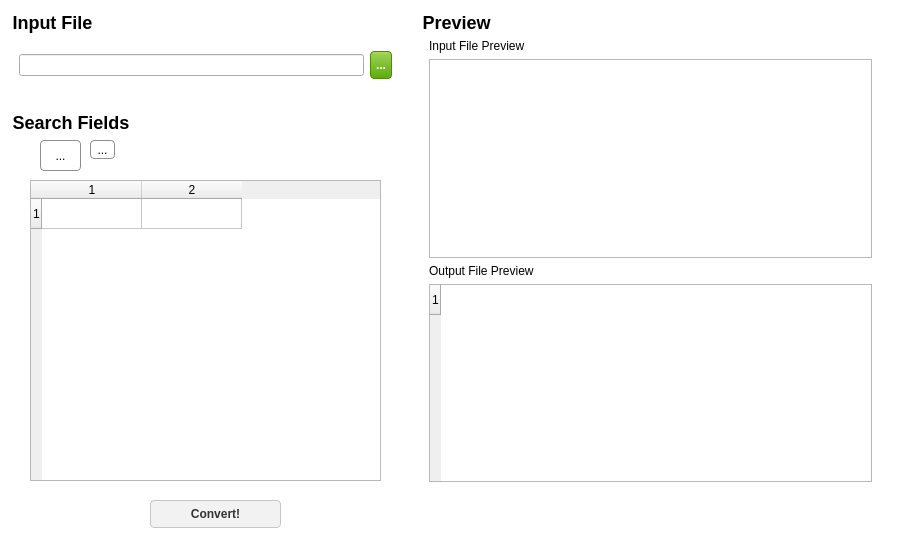
Qt form mainwindow.ui (SecondReality/FieldStripper) before a commit.
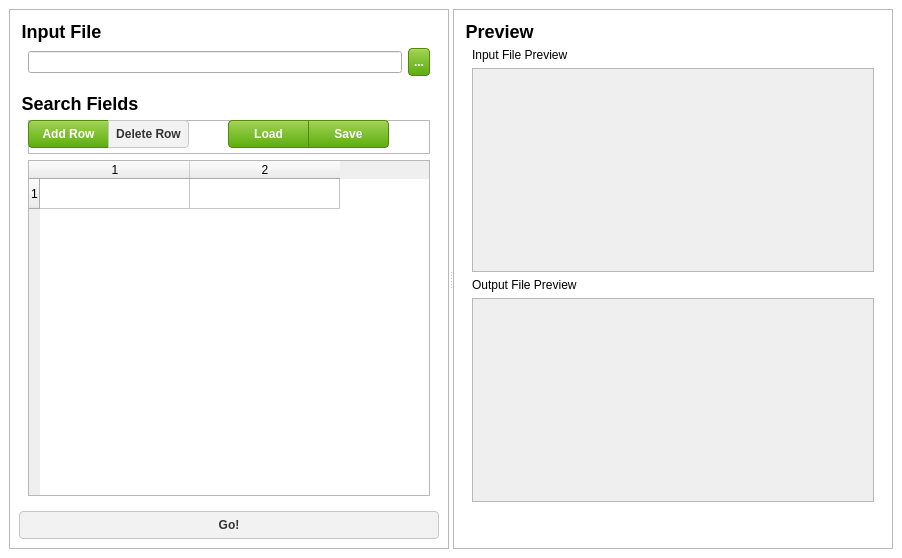
The same form after that commit. Icons and pictures are not drawn.

Commit message: Large UI updated. UI now resizes properly. A splitter separates the two halves. Delete Row, Load and Save buttons have been added to the Search Fields section. Fixed a bug in PreviewHighlighter. Buttons in search fields section have had their icons removed.

What changed in the file:
```diff
--- a/mainwindow.ui
+++ b/mainwindow.ui
@@ -22,7 +22,7 @@
 background-color: white;
 }
 
-QPushButton
+QPushButton, QToolButton
 {
 color: white; 
 background-color: QLinearGradient( x1: 0, y1: 1, x2: 0, y2: 0, stop: 0 #5BAD0B, stop: 0.9 #9BCF50, stop: 1 #B5E553);
@@ -39,7 +39,7 @@
 max-height: 20px;
 }
 
-QPushButton:disabled
+QPushButton:disabled, QToolButton:disabled
 {
 	background-color: #F2F2F2;
     border-color: #C6C6C6;
@@ -57,165 +57,279 @@
  QGroupBox::title
 {
 
-}
-
-QToolButton
-{
- border: 1px solid #8f8f91;
-border-radius: 4;
-
 }</string>
   </property>
   <widget class="QWidget" name="centralwidget">
-   <widget class="QGroupBox" name="groupBox">
-    <property name="geometry">
-     <rect>
-      <x>420</x>
-      <y>10</y>
-      <width>461</width>
-      <height>481</height>
-     </rect>
-    </property>
-    <property name="title">
-     <string>Preview</string>
-    </property>
-    <layout class="QVBoxLayout" name="verticalLayout">
-     <item>
-      <widget class="QLabel" name="label">
-       <property name="text">
-        <string>Input File Preview</string>
+   <layout class="QVBoxLayout" name="verticalLayout_3">
+    <item>
+     <widget class="QSplitter" name="splitter">
+      <property name="orientation">
+       <enum>Qt::Horizontal</enum>
+      </property>
+      <widget class="QFrame" name="frame">
+       <property name="frameShape">
+        <enum>QFrame::StyledPanel</enum>
        </property>
-      </widget>
-     </item>
-     <item>
-      <widget class="QTextEdit" name="inputPreview"/>
-     </item>
-     <item>
-      <widget class="QLabel" name="label_2">
-       <property name="text">
-        <string>Output File Preview</string>
+       <property name="frameShadow">
+        <enum>QFrame::Raised</enum>
        </property>
+       <layout class="QVBoxLayout" name="verticalLayout_2">
+        <item>
+         <widget class="QGroupBox" name="groupBox_2">
+          <property name="maximumSize">
+           <size>
+            <width>16777215</width>
+            <height>75</height>
+           </size>
+          </property>
+          <property name="title">
+           <string>Input File</string>
+          </property>
+          <layout class="QHBoxLayout" name="horizontalLayout">
+           <item>
+            <widget class="QLineEdit" name="inputFilePathEdit">
+             <property name="minimumSize">
+              <size>
+               <width>0</width>
+               <height>20</height>
+              </size>
+             </property>
+             <property name="sizeIncrement">
+              <size>
+               <width>0</width>
+               <height>0</height>
+              </size>
+             </property>
+            </widget>
+           </item>
+           <item>
+            <widget class="QPushButton" name="inputFileBrowseButton">
+             <property name="enabled">
+              <bool>true</bool>
+             </property>
+             <property name="text">
+              <string>...</string>
+             </property>
+            </widget>
+           </item>
+          </layout>
+         </widget>
+        </item>
+        <item>
+         <widget class="QGroupBox" name="groupBox_3">
+          <property name="title">
+           <string>Search Fields</string>
+          </property>
+          <layout class="QVBoxLayout" name="verticalLayout_5">
+           <item>
+            <widget class="QFrame" name="frame_2">
+             <property name="minimumSize">
+              <size>
+               <width>0</width>
+               <height>34</height>
+              </size>
+             </property>
+             <property name="frameShape">
+              <enum>QFrame::StyledPanel</enum>
+             </property>
+             <property name="frameShadow">
+              <enum>QFrame::Raised</enum>
+             </property>
+             <widget class="QToolButton" name="addRowButton">
+              <property name="geometry">
+               <rect>
+                <x>0</x>
+                <y>0</y>
+                <width>81</width>
+                <height>28</height>
+               </rect>
+              </property>
+              <property name="toolTip">
+               <string>Add a new search field</string>
+              </property>
+              <property name="styleSheet">
+               <string notr="true">border-top-right-radius: 0px;
+border-bottom-right-radius: 0px;</string>
+              </property>
+              <property name="text">
+               <string>Add Row</string>
+              </property>
+             </widget>
+             <widget class="QToolButton" name="deleteRowButton">
+              <property name="enabled">
+               <bool>false</bool>
+              </property>
+              <property name="geometry">
+               <rect>
+                <x>80</x>
+                <y>0</y>
+                <width>81</width>
+                <height>28</height>
+               </rect>
+              </property>
+              <property name="styleSheet">
+               <string notr="true">border-top-left-radius: 0px;
+border-bottom-left-radius: 0px;</string>
+              </property>
+              <property name="text">
+               <string>Delete Row</string>
+              </property>
+             </widget>
+             <widget class="QToolButton" name="loadButton">
+              <property name="geometry">
+               <rect>
+                <x>200</x>
+                <y>0</y>
+                <width>81</width>
+                <height>28</height>
+               </rect>
+              </property>
+              <property name="toolTip">
+               <string>Add a new search field</string>
+              </property>
+              <property name="styleSheet">
+               <string notr="true">border-top-right-radius: 0px;
+border-bottom-right-radius: 0px;</string>
+              </property>
+              <property name="text">
+               <string>Load</string>
+              </property>
+             </widget>
+             <widget class="QToolButton" name="saveButton">
+              <property name="geometry">
+               <rect>
+                <x>280</x>
+                <y>0</y>
+                <width>81</width>
+                <height>28</height>
+               </rect>
+              </property>
+              <property name="styleSheet">
+               <string notr="true">border-top-left-radius: 0px;
+border-bottom-left-radius: 0px;</string>
+              </property>
+              <property name="text">
+               <string>Save</string>
+              </property>
+             </widget>
+            </widget>
+           </item>
+           <item>
+            <widget class="QTableWidget" name="searchFieldsTable">
+             <property name="rowCount">
+              <number>1</number>
+             </property>
+             <property name="columnCount">
+              <number>2</number>
+             </property>
+             <attribute name="horizontalHeaderDefaultSectionSize">
+              <number>150</number>
+             </attribute>
+             <row/>
+             <column/>
+             <column/>
+            </widget>
+           </item>
+          </layout>
+         </widget>
+        </item>
+        <item>
+         <widget class="QPushButton" name="convertButton">
+          <property name="enabled">
+           <bool>false</bool>
+          </property>
+          <property name="layoutDirection">
+           <enum>Qt::LeftToRight</enum>
+          </property>
+          <property name="text">
+           <string>Go!</string>
+          </property>
+          <property name="icon">
+           <iconset resource="resources.qrc">
+            <normaloff>:/graphics/Select.png</normaloff>:/graphics/Select.png</iconset>
+          </property>
+          <property name="checkable">
+           <bool>false</bool>
+          </property>
+         </widget>
+        </item>
+       </layout>
       </widget>
-     </item>
-     <item>
-      <widget class="QTableWidget" name="outputPreview">
-       <property name="rowCount">
-        <number>1</number>
+      <widget class="QFrame" name="frame_3">
+       <property name="frameShape">
+        <enum>QFrame::StyledPanel</enum>
        </property>
-       <attribute name="verticalHeaderVisible">
-        <bool>true</bool>
-       </attribute>
-       <row/>
-      </widget>
-     </item>
-    </layout>
-   </widget>
-   <widget class="QPushButton" name="convertButton">
-    <property name="enabled">
-     <bool>false</bool>
-    </property>
-    <property name="geometry">
-     <rect>
-      <x>150</x>
-      <y>500</y>
-      <width>131</width>
-      <height>28</height>
-     </rect>
-    </property>
-    <property name="text">
-     <string>Convert!</string>
-    </property>
-   </widget>
-   <widget class="QGroupBox" name="groupBox_2">
-    <property name="geometry">
-     <rect>
-      <x>10</x>
-      <y>10</y>
-      <width>391</width>
-      <height>91</height>
-     </rect>
-    </property>
-    <property name="title">
-     <string>Input File</string>
-    </property>
-    <layout class="QHBoxLayout" name="horizontalLayout">
-     <item>
-      <widget class="QLineEdit" name="inputFilePathEdit"/>
-     </item>
-     <item>
-      <widget class="QPushButton" name="inputFileBrowseButton">
-       <property name="text">
-        <string>...</string>
+       <property name="frameShadow">
+        <enum>QFrame::Raised</enum>
        </property>
+       <layout class="QVBoxLayout" name="verticalLayout">
+        <item>
+         <widget class="QGroupBox" name="groupBox">
+          <property name="title">
+           <string>Preview</string>
+          </property>
+          <layout class="QVBoxLayout" name="verticalLayout_4">
+           <item>
+            <widget class="QLabel" name="label">
+             <property name="text">
+              <string>Input File Preview</string>
+             </property>
+            </widget>
+           </item>
+           <item>
+            <widget class="QTextEdit" name="inputPreview">
+             <property name="enabled">
+              <bool>false</bool>
+             </property>
+             <property name="readOnly">
+              <bool>true</bool>
+             </property>
+            </widget>
+           </item>
+           <item>
+            <widget class="QLabel" name="label_2">
+             <property name="text">
+              <string>Output File Preview</string>
+             </property>
+            </widget>
+           </item>
+           <item>
+            <widget class="QTableWidget" name="outputPreview">
+             <property name="enabled">
+              <bool>false</bool>
+             </property>
+             <property name="rowCount">
+              <number>0</number>
+             </property>
+             <attribute name="verticalHeaderVisible">
+              <bool>true</bool>
+             </attribute>
+            </widget>
+           </item>
+           <item>
+            <spacer name="verticalSpacer">
+             <property name="orientation">
+              <enum>Qt::Vertical</enum>
+             </property>
+             <property name="sizeType">
+              <enum>QSizePolicy::Fixed</enum>
+             </property>
+             <property name="sizeHint" stdset="0">
+              <size>
+               <width>20</width>
+               <height>28</height>
+              </size>
+             </property>
+            </spacer>
+           </item>
+          </layout>
+         </widget>
+        </item>
+       </layout>
       </widget>
-     </item>
-    </layout>
-   </widget>
-   <widget class="QGroupBox" name="groupBox_3">
-    <property name="geometry">
-     <rect>
-      <x>10</x>
-      <y>110</y>
-      <width>391</width>
-      <height>381</height>
-     </rect>
-    </property>
-    <property name="title">
-     <string>Search Fields</string>
-    </property>
-    <widget class="QTableWidget" name="searchFieldsTable">
-     <property name="geometry">
-      <rect>
-       <x>20</x>
-       <y>70</y>
-       <width>351</width>
-       <height>301</height>
-      </rect>
-     </property>
-     <property name="rowCount">
-      <number>1</number>
-     </property>
-     <property name="columnCount">
-      <number>2</number>
-     </property>
-     <row/>
-     <column/>
-     <column/>
-    </widget>
-    <widget class="QToolButton" name="toolButton">
-     <property name="geometry">
-      <rect>
-       <x>30</x>
-       <y>30</y>
-       <width>41</width>
-       <height>31</height>
-      </rect>
-     </property>
-     <property name="toolTip">
-      <string>Add a new search field</string>
-     </property>
-     <property name="text">
-      <string>...</string>
-     </property>
-     <property name="icon">
-      <iconset resource="resources.qrc">
-       <normaloff>:/graphics/add.png</normaloff>:/graphics/add.png</iconset>
-     </property>
-    </widget>
-    <widget class="QToolButton" name="toolButton_2">
-     <property name="geometry">
-      <rect>
-       <x>80</x>
-       <y>30</y>
-       <width>25</width>
-       <height>19</height>
-      </rect>
-     </property>
-     <property name="text">
-      <string>...</string>
-     </property>
-    </widget>
-   </widget>
+     </widget>
+    </item>
+   </layout>
   </widget>
   <widget class="QMenuBar" name="menubar">
    <property name="geometry">
```
Left out of the diff: 111 changed lines with no effect on the pictures. The commit also changes 5 other files.
